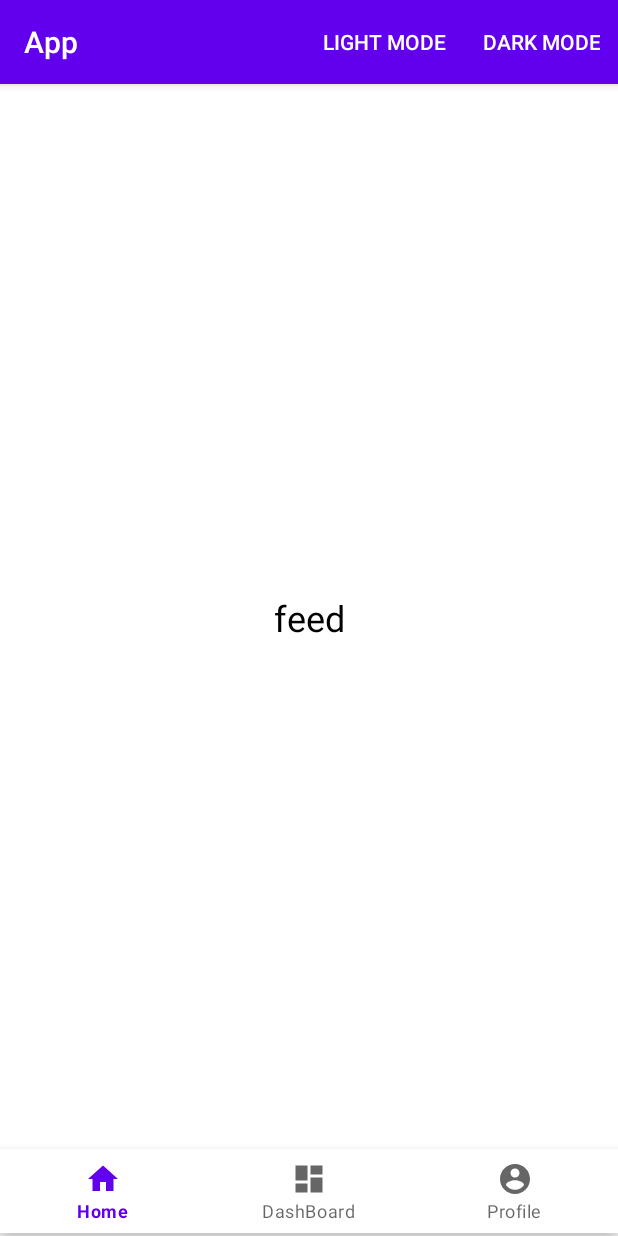
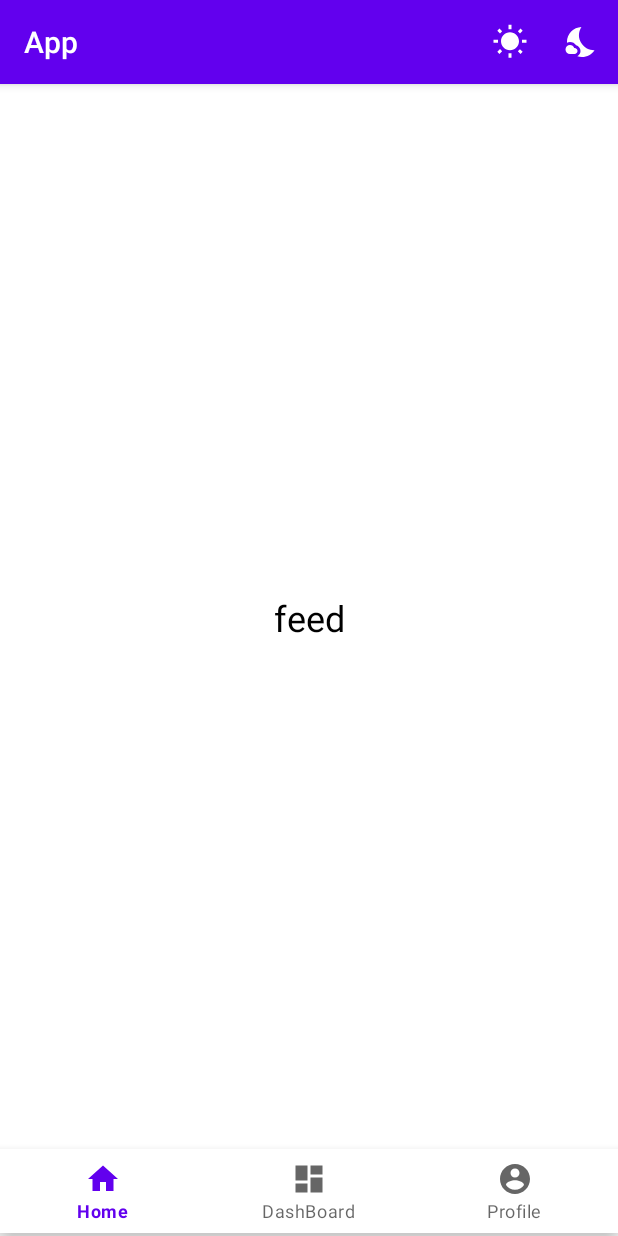
Before and after one commit to thehealer15/Vintage-investments, an Android app: the screen it shows after launch (MainActivity), on a phone screen of 412 x 824 dp. Run offline under Robolectric (Android 15) with nearby library versions, the phone set to English and light mode, and no system bars.

Commit message:
Dark and light mode switch added from toolbar only icon -- last update

```diff
--- /dev/null
+++ b/app/src/main/res/drawable/ic_dark_mode.xml
@@ -0,0 +1,13 @@
+<vector xmlns:android="http://schemas.android.com/apk/res/android"
+    android:width="24dp"
+    android:height="24dp"
+    android:viewportWidth="24"
+    android:viewportHeight="24"
+    android:tint="?attr/colorControlNormal">
+  <path
+      android:fillColor="@android:color/white"
+      android:pathData="M11.1,12.08C8.77,7.57 10.6,3.6 11.63,2.01C6.27,2.2 1.98,6.59 1.98,12c0,0.14 0.02,0.28 0.02,0.42C2.62,12.15 3.29,12 4,12c1.66,0 3.18,0.83 4.1,2.15C9.77,14.63 11,16.17 11,18c0,1.52 -0.87,2.83 -2.12,3.51c0.98,0.32 2.03,0.5 3.11,0.5c3.5,0 6.58,-1.8 8.37,-4.52C18,17.72 13.38,16.52 11.1,12.08z"/>
+  <path
+      android:fillColor="@android:color/white"
+      android:pathData="M7,16l-0.18,0C6.4,14.84 5.3,14 4,14c-1.66,0 -3,1.34 -3,3s1.34,3 3,3c0.62,0 2.49,0 3,0c1.1,0 2,-0.9 2,-2C9,16.9 8.1,16 7,16z"/>
+</vector>
--- /dev/null
+++ b/app/src/main/res/drawable/ic_light_mode.xml
@@ -0,0 +1,10 @@
+<vector xmlns:android="http://schemas.android.com/apk/res/android"
+    android:width="24dp"
+    android:height="24dp"
+    android:viewportWidth="24"
+    android:viewportHeight="24"
+    android:tint="?attr/colorControlNormal">
+  <path
+      android:fillColor="@android:color/white"
+      android:pathData="M6.76,4.84l-1.8,-1.79 -1.41,1.41 1.79,1.79 1.42,-1.41zM4,10.5L1,10.5v2h3v-2zM13,0.55h-2L11,3.5h2L13,0.55zM20.45,4.46l-1.41,-1.41 -1.79,1.79 1.41,1.41 1.79,-1.79zM17.24,18.16l1.79,1.8 1.41,-1.41 -1.8,-1.79 -1.4,1.4zM20,10.5v2h3v-2h-3zM12,5.5c-3.31,0 -6,2.69 -6,6s2.69,6 6,6 6,-2.69 6,-6 -2.69,-6 -6,-6zM11,22.45h2L13,19.5h-2v2.95zM3.55,18.54l1.41,1.41 1.79,-1.8 -1.41,-1.41 -1.79,1.8z"/>
+</vector>
--- a/app/src/main/res/menu/switch_mode.xml
+++ b/app/src/main/res/menu/switch_mode.xml
@@ -3,13 +3,14 @@
     xmlns:app="http://schemas.android.com/apk/res-auto">
     <item
         android:id="@+id/light_mode"
-        android:title="Light Mode"
+        android:icon="@drawable/ic_light_mode"
         app:showAsAction="ifRoom"
         />
 
     <item
         android:id="@+id/dark_mode"
         android:title="Dark Mode"
+        android:icon="@drawable/ic_dark_mode"
         app:showAsAction="ifRoom"/>
 
 </menu>
```
